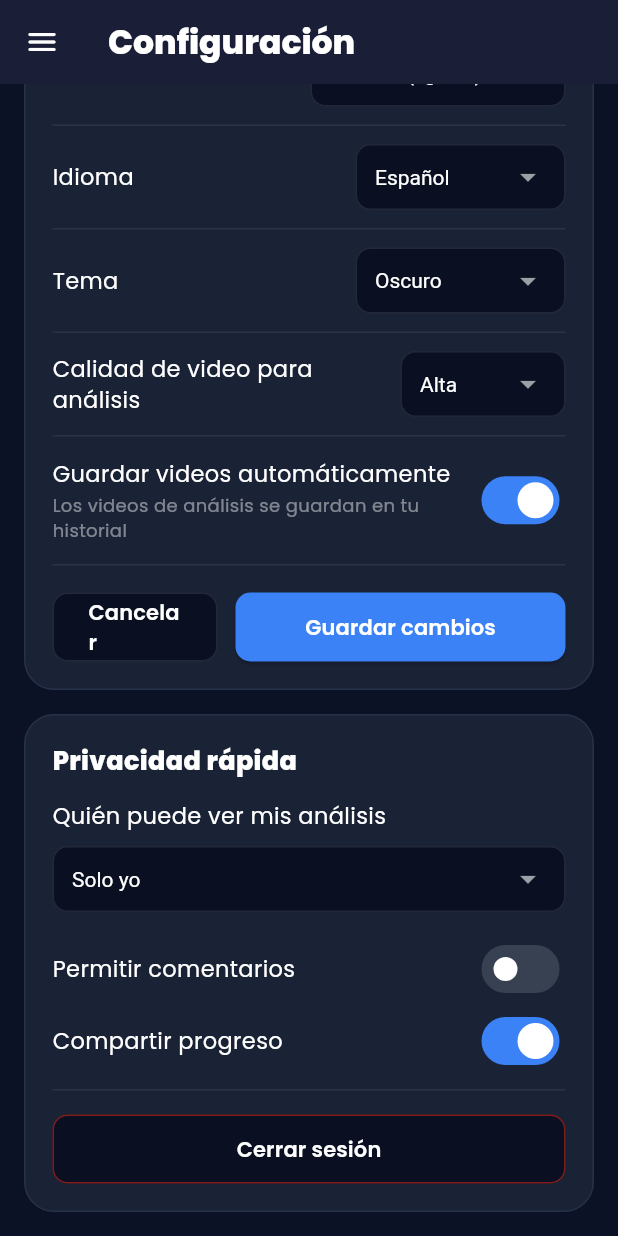
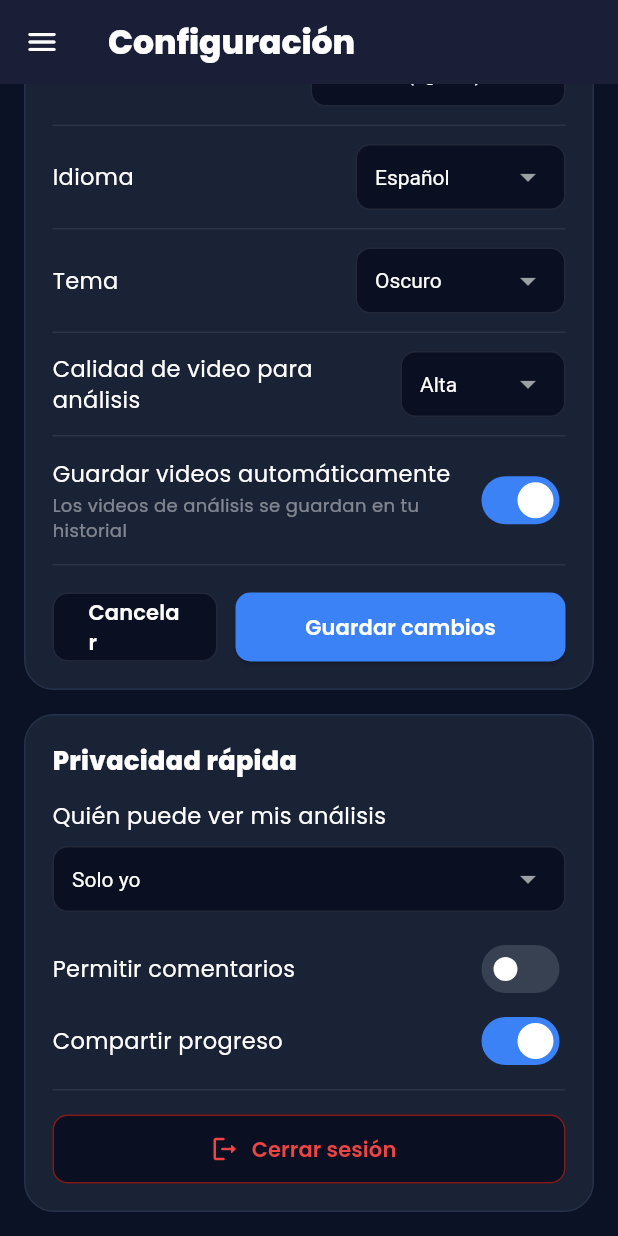
Before and after one commit to hellenstefany/volleyscan_flutter, a Flutter app: the SettingsScreen screen opened directly, scrolled down 175 dp, on a phone screen of 412 x 824 dp. Run offline on Flutter 3.47's test engine with Material 3 defaults, Android fonts, the phone set to English and light mode, and no system bars; our stand-ins replace google_fonts; accounts and stored records are empty.

Commit message:
se suben arreglos

```diff
--- a/lib/widgets/usuario/settings_privacy_card.dart
+++ b/lib/widgets/usuario/settings_privacy_card.dart
@@ -15,6 +15,8 @@ class SettingsPrivacyCard extends StatelessWidget {
     required this.onChanged,
     required this.onLogout,
   });
+
+  static const _red = Color(0xFFEF4444);
 
   @override
   Widget build(BuildContext context) {
@@ -66,19 +68,20 @@ class SettingsPrivacyCard extends StatelessWidget {
           SizedBox(
             width: double.infinity,
             height: 46,
-            child: OutlinedButton(
+            child: OutlinedButton.icon(
               onPressed: onLogout,
+              icon: const Icon(Icons.logout_rounded, size: 20, color: _red),
+              label: const Text(
+                'Cerrar sesión',
+                style: TextStyle(color: _red, fontWeight: FontWeight.w600),
+              ),
               style: OutlinedButton.styleFrom(
-                foregroundColor: Colors.white,
+                foregroundColor: _red,
                 backgroundColor: const Color(0xFF0A1022),
                 side: const BorderSide(color: Color(0xFF7F1D1D)),
                 shape: RoundedRectangleBorder(
                   borderRadius: BorderRadius.circular(10),
                 ),
-              ),
-              child: const Text(
-                'Cerrar sesión',
-                style: TextStyle(fontWeight: FontWeight.w600),
               ),
             ),
           ),
```
